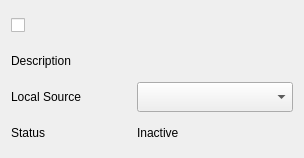
Qt form src/UI/egress-link-connection-widget.ui (OPENSPHERE-Inc/src-link) before a commit.
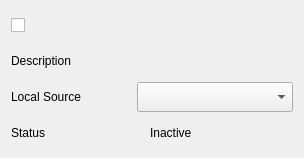
The same form after that commit.

Commit message: - Implement stream recording. - Improve WebSocket authentication behavior. Logout will be happen when token is expired. Result, reduce infinite reconnecting. - Improve sizing of dock UI. - Add status icon to uplink status (Both of streaming and recording)

The edit to the form file:
```diff
--- a/src/UI/egress-link-connection-widget.ui
+++ b/src/UI/egress-link-connection-widget.ui
@@ -148,8 +148,36 @@
        </property>
       </widget>
      </item>
+     <item>
+      <widget class="QLabel" name="statusIconLabel">
+       <property name="sizePolicy">
+        <sizepolicy hsizetype="Maximum" vsizetype="Preferred">
+         <horstretch>0</horstretch>
+         <verstretch>0</verstretch>
+        </sizepolicy>
+       </property>
+       <property name="maximumSize">
+        <size>
+         <width>32</width>
+         <height>16777215</height>
+        </size>
+       </property>
+       <property name="text">
+        <string/>
+       </property>
+       <property name="scaledContents">
+        <bool>false</bool>
+       </property>
+      </widget>
+     </item>
      <item>
       <widget class="QLabel" name="statusValueLabel">
+       <property name="sizePolicy">
+        <sizepolicy hsizetype="Expanding" vsizetype="Preferred">
+         <horstretch>0</horstretch>
+         <verstretch>0</verstretch>
+        </sizepolicy>
+       </property>
        <property name="text">
         <string>Inactive</string>
        </property>
```
Left out of the diff: 25 changed lines with no effect on the pictures. The commit also changes 15 other files.
